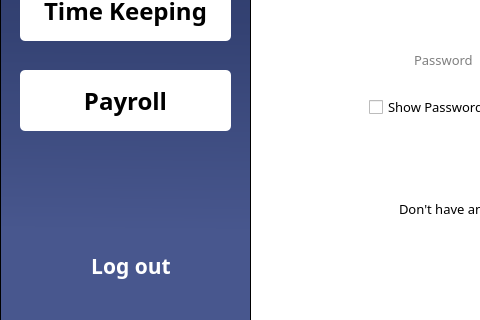
First picture: the form in output/MainWindow/MainFrame/Resources/UI/Main.ui, repository Maze711/systemPayroll, before the edit; both pictures show x 0 to 480 and y 280 to 600 of the 800 by 600 pixel window.
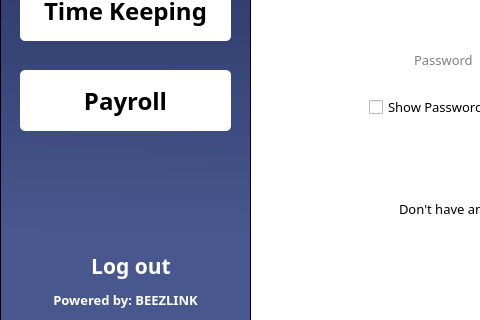
Second picture: the form after the edit. Icons and pictures are not drawn.

Diff of the .ui file:
```diff
--- a/output/MainWindow/MainFrame/Resources/UI/Main.ui
+++ b/output/MainWindow/MainFrame/Resources/UI/Main.ui
@@ -300,6 +300,36 @@
       </size>
      </property>
     </widget>
+    <widget class="QLabel" name="label_4">
+     <property name="geometry">
+      <rect>
+       <x>50</x>
+       <y>570</y>
+       <width>151</width>
+       <height>20</height>
+      </rect>
+     </property>
+     <property name="font">
+      <font>
+       <family>Poppins</family>
+       <pointsize>10</pointsize>
+       <weight>75</weight>
+       <bold>true</bold>
+      </font>
+     </property>
+     <property name="styleSheet">
+      <string notr="true">color: rgb(255, 255, 255);</string>
+     </property>
+     <property name="text">
+      <string>Powered by: BEEZLINK</string>
+     </property>
+     <property name="textFormat">
+      <enum>Qt::MarkdownText</enum>
+     </property>
+     <property name="alignment">
+      <set>Qt::AlignCenter</set>
+     </property>
+    </widget>
    </widget>
    <widget class="QWidget" name="mainBody" native="true">
     <property name="geometry">
```
